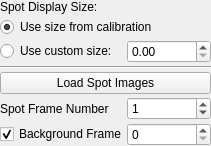
First picture: the form in lib/util/Canvas/items/ScanCanvasItemTemplate.ui, repository acq4/acq4, before the edit.
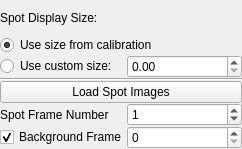
Second picture: the form after the edit. Custom widgets are drawn as their Qt base class.

Commit message: changes to my flowcharts and reduced gui spacing in analysis

Diff of the .ui file:
```diff
--- a/lib/util/Canvas/items/ScanCanvasItemTemplate.ui
+++ b/lib/util/Canvas/items/ScanCanvasItemTemplate.ui
@@ -6,23 +6,20 @@
    <rect>
     <x>0</x>
     <y>0</y>
-    <width>185</width>
-    <height>134</height>
+    <width>242</width>
+    <height>149</height>
    </rect>
   </property>
   <property name="windowTitle">
    <string>Form</string>
   </property>
   <layout class="QGridLayout" name="gridLayout">
-   <property name="horizontalSpacing">
-    <number>0</number>
-   </property>
-   <property name="verticalSpacing">
-    <number>3</number>
-   </property>
    <property name="margin">
     <number>0</number>
    </property>
+   <property name="spacing">
+    <number>0</number>
+   </property>
    <item row="0" column="0">
     <widget class="QLabel" name="spotSizeLabel">
      <property name="text">
```
The commit also changes 6 other files.
